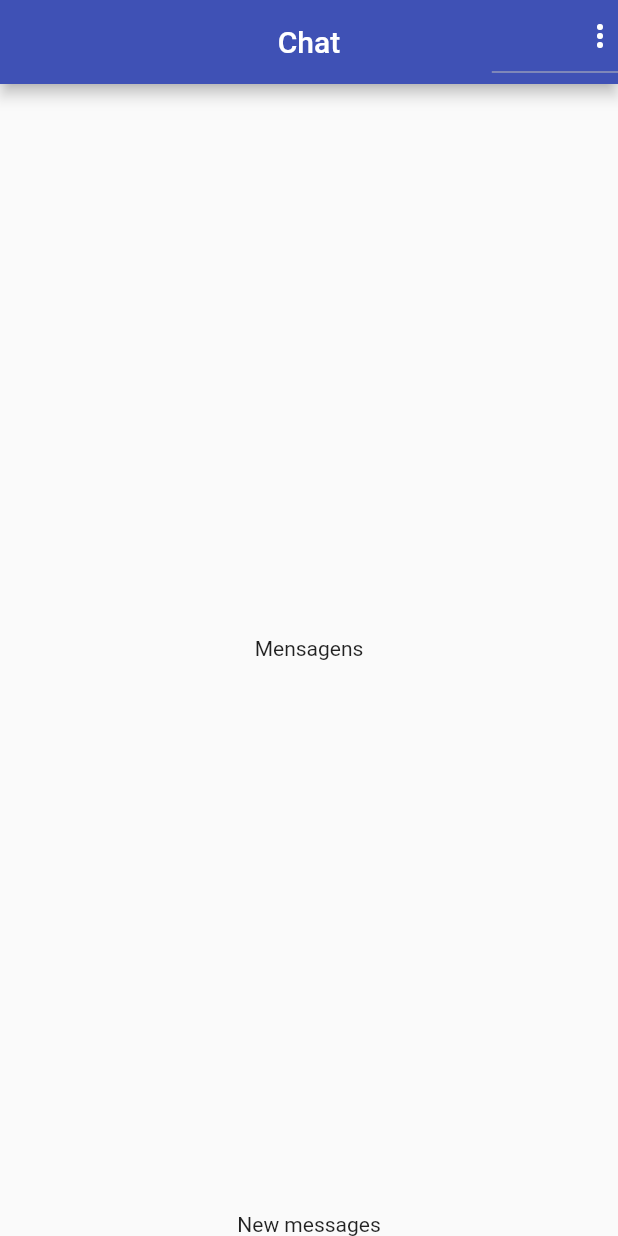
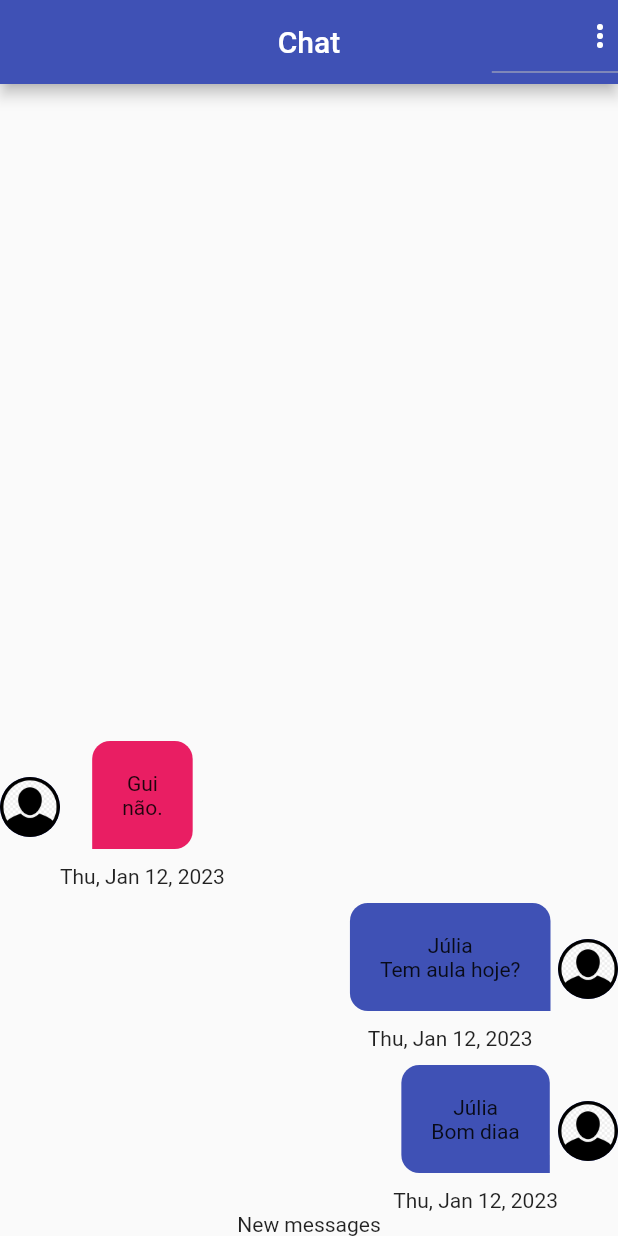
Before and after one commit to julialuciani/firebase_chat, a Flutter app: the screen it shows after launch, on a phone screen of 412 x 824 dp. Run offline on Flutter 3.47's test engine with Material 2 defaults, Android fonts, the phone set to English and light mode, and no system bars; our stand-ins replace image_picker; accounts and stored records are empty.

Commit message:
feat: adding message bubble

```diff
--- a/lib/core/chat/chat_mock_service.dart
+++ b/lib/core/chat/chat_mock_service.dart
@@ -12,23 +12,23 @@ class ChatMockService implements ChatService {
       text: 'Bom diaa',
       createdAt: DateTime.now(),
       userId: "1",
-      userName: "chatser",
+      userName: "Júlia",
       userImageUrl: "assets/images/avatar.png",
     ),
     ChatMessage(
       id: '1',
-      text: 'Bom diaa',
+      text: 'Tem aula hoje?',
       createdAt: DateTime.now(),
       userId: "1",
-      userName: "chatser",
+      userName: "Júlia",
       userImageUrl: "assets/images/avatar.png",
     ),
     ChatMessage(
-      id: '1',
-      text: 'Bom diaa',
+      id: '2',
+      text: 'não.',
       createdAt: DateTime.now(),
-      userId: "1",
-      userName: "chatser",
+      userId: "2",
+      userName: "Gui",
       userImageUrl: "assets/images/avatar.png",
     ),
   ];
--- a/lib/screens/chat_screen.dart
+++ b/lib/screens/chat_screen.dart
@@ -44,9 +44,10 @@ class ChatScreen extends StatelessWidget {
       body: SafeArea(
         child: Center(
             child: Column(
-          children: const [
-            Expanded(child: Messages()),
-            NewMessages(),
+          children: [
+            Container(),
+            const Expanded(child: Messages()),
+            const NewMessages(),
           ],
         )),
       ),
--- /dev/null
+++ b/lib/widgets/message_buble.dart
@@ -0,0 +1,86 @@
+import 'dart:io';
+
+import 'package:flutter/material.dart';
+
+import 'package:firebase_chat/core/models/chat_message.dart';
+import 'package:intl/intl.dart';
+
+class MessageBuble extends StatelessWidget {
+  static const _defaultImage = "assets/images/avatar.png";
+  final ChatMessage message;
+  final bool belongsToCurrentUser;
+
+  const MessageBuble({
+    Key? key,
+    required this.message,
+    required this.belongsToCurrentUser,
+  }) : super(key: key);
+
+  Widget _showUserImage(String imageUrl) {
+    ImageProvider? provider;
+    final uri = Uri.parse(imageUrl);
+
+    if (uri.path.contains(_defaultImage)) {
+      provider = const AssetImage(_defaultImage);
+    } else if (uri.scheme.contains("http")) {
+      provider = NetworkImage(uri.toString());
+    } else {
+      provider = FileImage(File(uri.toString()));
+    }
+
+    return CircleAvatar(
+      backgroundImage: provider,
+    );
+  }
+
+  @override
+  Widget build(BuildContext context) {
+    return Row(
+      mainAxisAlignment: belongsToCurrentUser
+          ? MainAxisAlignment.end
+          : MainAxisAlignment.start,
+      children: [
+        belongsToCurrentUser
+            ? const SizedBox.shrink()
+            : _showUserImage(message.userImageUrl),
+        Column(
+          children: [
+            Container(
+              padding: const EdgeInsets.symmetric(
+                horizontal: 20,
+                vertical: 20,
+              ),
+              margin: const EdgeInsets.symmetric(
+                vertical: 10,
+                horizontal: 5,
+              ),
+              decoration: BoxDecoration(
+                borderRadius: BorderRadius.only(
+                  topLeft: const Radius.circular(12),
+                  topRight: const Radius.circular(12),
+                  bottomLeft: belongsToCurrentUser
+                      ? const Radius.circular(12)
+                      : Radius.zero,
+                  bottomRight: belongsToCurrentUser
+                      ? Radius.zero
+                      : const Radius.circular(12),
+                ),
+                color: belongsToCurrentUser ? Colors.indigo : Colors.pink,
+              ),
+              child: Column(
+                children: [
+                  Text(message.userName),
+                  Text(message.text),
+                ],
+              ),
+            ),
+            Text(DateFormat.yMMMEd().format(message.createdAt)),
+          ],
+        ),
+        belongsToCurrentUser
+            ? _showUserImage(message.userImageUrl)
+            : const SizedBox.shrink(),
+      ],
+    );
+  }
+}
--- a/lib/widgets/messages.dart
+++ b/lib/widgets/messages.dart
@@ -1,3 +1,7 @@
+import 'package:firebase_chat/core/chat/chat_service.dart';
+import 'package:firebase_chat/core/models/chat_message.dart';
+import 'package:firebase_chat/core/services/auth/auth_service.dart';
+import 'package:firebase_chat/widgets/message_buble.dart';
 import 'package:flutter/material.dart';
 
 class Messages extends StatelessWidget {
@@ -5,8 +9,31 @@ class Messages extends StatelessWidget {
 
   @override
   Widget build(BuildContext context) {
-    return const Center(
-      child: Text("Mensagens"),
+    final currentUser = AuthService().currentUser;
+
+    return StreamBuilder<List<ChatMessage>>(
+      stream: ChatService().messageStream(),
+      builder: (context, snapshot) {
+        if (snapshot.connectionState == ConnectionState.waiting) {
+          return const Center(
+            child: CircularProgressIndicator(),
+          );
+        } else if (!snapshot.hasData || snapshot.data!.isEmpty) {
+          return const Center(
+            child: Text("Sem mensagens por enquanto"),
+          );
+        } else {
+          final msgs = snapshot.data!;
+          return ListView.builder(
+            reverse: true,
+            itemCount: msgs.length,
+            itemBuilder: (context, index) => MessageBuble(
+                key: ValueKey(msgs[index].id),
+                message: msgs[index],
+                belongsToCurrentUser: currentUser!.id == msgs[index].userId),
+          );
+        }
+      },
     );
   }
 }
--- a/pubspec.yaml
+++ b/pubspec.yaml
@@ -37,6 +37,7 @@ dependencies:
   # Use with the CupertinoIcons class for iOS style icons.
   cupertino_icons: ^1.0.2
   image_picker: ^0.8.6
+  intl: ^0.18.0
 
 dev_dependencies:
   flutter_test:
```
Also changed, not shown: pubspec.lock.
